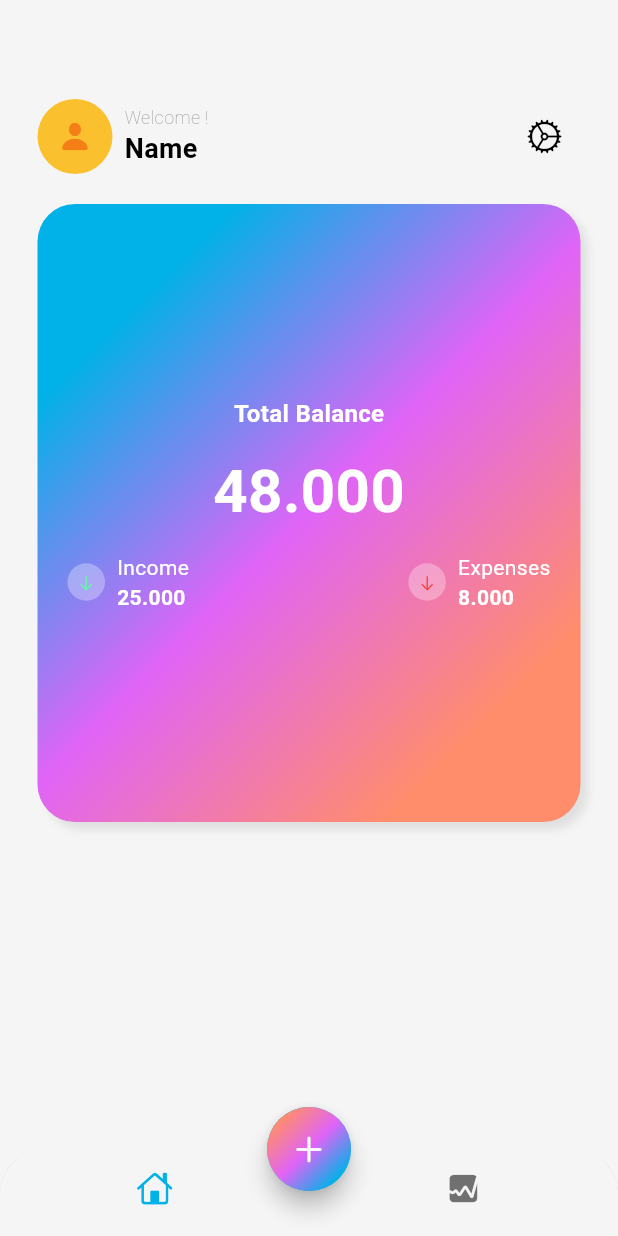
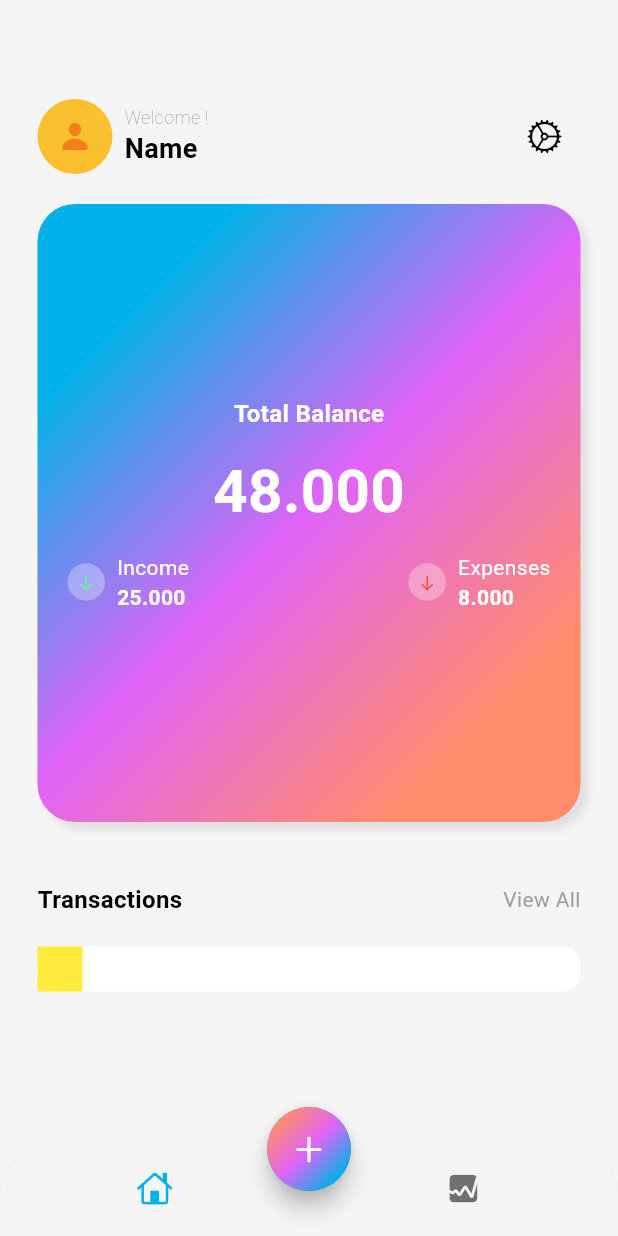
Before and after one commit to sachinsebastian1212/flutter_expense_tracker_romain_girou, a Flutter app: the screen it shows after launch, on a phone screen of 412 x 824 dp. Run offline on Flutter 3.47's test engine with Material 3 defaults, Android fonts, the light colour scheme and no system bars.

Commit message:
added list view

```diff
--- a/lib/screens/home/views/main_screen.dart
+++ b/lib/screens/home/views/main_screen.dart
@@ -174,6 +174,52 @@ class MainScreen extends StatelessWidget {
                 )
               ],
             ),
+          ),
+          const SizedBox(height: 40),
+          Row(
+            mainAxisAlignment: MainAxisAlignment.spaceBetween,
+            children: [
+              Text(
+                'Transactions',
+                style: TextStyle(
+                    fontSize: 16,
+                    fontWeight: FontWeight.bold,
+                    color: Theme.of(context).colorScheme.onSurface),
+              ),
+              GestureDetector(
+                onTap: () {},
+                child: Text(
+                  'View All',
+                  style: TextStyle(
+                      fontSize: 14,
+                      fontWeight: FontWeight.w400,
+                      color: Theme.of(context).colorScheme.outline),
+                ),
+              ),
+            ],
+          ),
+          const SizedBox(height: 20),
+          Expanded(
+            child: ListView.builder(
+              itemCount: 1,
+              itemBuilder: (context, index) {
+                return Container(
+                  decoration: BoxDecoration(
+                    color: Colors.white,
+                    borderRadius: BorderRadius.circular(12),
+                  ),
+                  child: Row(
+                    children: [
+                      Container(
+                        width: 30,
+                        height: 30,
+                        decoration: const BoxDecoration(color: Colors.yellow),
+                      )
+                    ],
+                  ),
+                );
+              },
+            ),
           )
         ],
       ),
```
